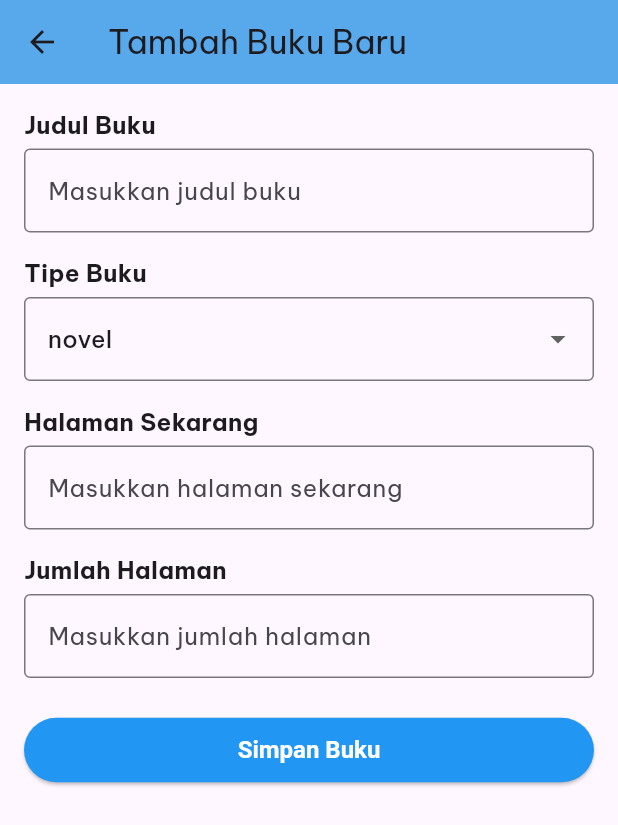
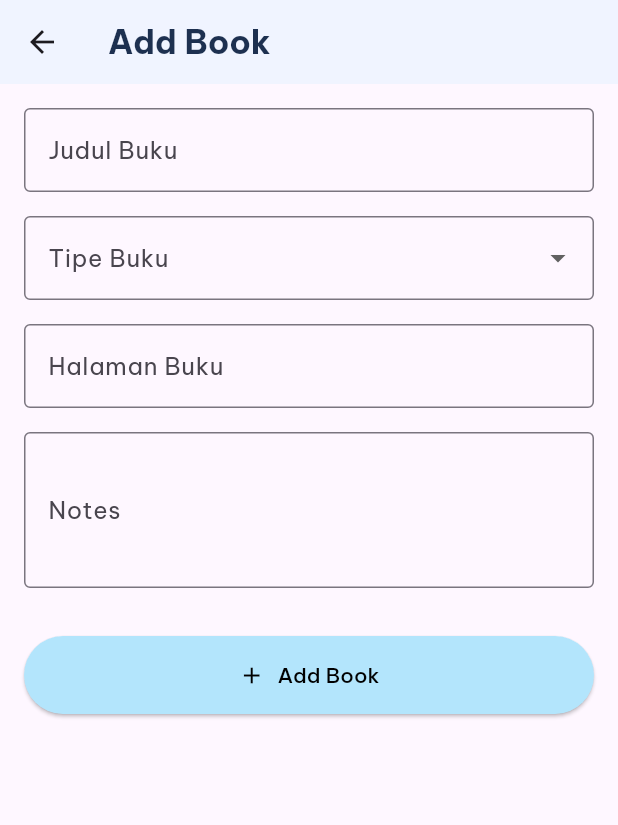
Before and after one commit to ayamgulai/fp-tekber, a Flutter app: the FormAddBookPage screen opened by its route, on a phone screen of 412 x 824 dp. Shown: the top 825 px of the screen. Run offline on Flutter 3.47's test engine with Material 3 defaults, Android fonts, the phone set to English and light mode, and no system bars; our stand-ins replace firebase_core, font_awesome_flutter, google_fonts; accounts and stored records are empty.

Commit message:
feat: revised form and revised color

```diff
--- a/lib/screens/formAddBook.dart
+++ b/lib/screens/formAddBook.dart
@@ -1,6 +1,5 @@
 import 'package:flutter/material.dart';
 import '../models/bookModels.dart';
-
 class FormAddBookPage extends StatefulWidget {
   @override
   _AddBookPageState createState() => _AddBookPageState();
@@ -8,145 +7,167 @@ class FormAddBookPage extends StatefulWidget {
 
 class _AddBookPageState extends State<FormAddBookPage> {
   final _formKey = GlobalKey<FormState>();
-  String _title = '';
-  Types _selectedType = Types.novel;
-  int _pages = 0;
-  int _pageNow = 0;
+
+  // Form field variables
+  String? _title;
+  Types? _selectedType;
+  int? _pages;
+  String? _note;
+
+  // Helper method to get the display name for enum values
+  String _enumToString(Types type) {
+    switch (type) {
+      case Types.novel:
+        return 'Novel';
+      case Types.education:
+        return 'Education';
+      case Types.references:
+        return 'References';
+      case Types.other:
+        return 'Other';
+    }
+  }
+
+  void _addBook() {
+    if (_formKey.currentState!.validate()) {
+      _formKey.currentState!.save(); // Save form inputs
+
+      // Create a Book instance
+      final newBook = Book(
+        title: _title!,
+        types: _selectedType!,
+        pages: _pages!,
+        note: _note,
+      );
+
+      // Example: Show the new book's details in the SnackBar
+      ScaffoldMessenger.of(context).showSnackBar(
+        SnackBar(
+          content: Text(
+              'Book Added: ${newBook.title}, Type: ${_enumToString(newBook.types)}, Pages: ${newBook.pages}'),
+        ),
+      );
+
+      // Reset the form or navigate if needed
+      _formKey.currentState!.reset();
+      setState(() {
+        _selectedType = null;
+      });
+    }
+  }
 
   @override
   Widget build(BuildContext context) {
     return Scaffold(
       appBar: AppBar(
-        title: Text('Tambah Buku Baru'),
-        backgroundColor: const Color.fromARGB(255, 88, 169, 235),
+        title: const Text('Add Book',
+        style: TextStyle(
+          fontWeight: FontWeight.bold,
+          color: Color.fromARGB(255, 29, 48, 80),
+        ),
+        ),
+        backgroundColor: const Color(0xFFF0F4FF),
       ),
       body: Padding(
         padding: const EdgeInsets.all(16.0),
         child: Form(
           key: _formKey,
-          child: ListView(
+          child: Column(
+            crossAxisAlignment: CrossAxisAlignment.start,
             children: [
-              Text(
-                'Judul Buku',
-                style: TextStyle(fontSize: 16, fontWeight: FontWeight.bold),
-              ),
-              SizedBox(height: 4),
+              // Title Field
               TextFormField(
-                decoration: InputDecoration(
+                decoration: const InputDecoration(
+                  labelText: 'Judul Buku',
+                  hintText: 'Masukkan judul buku di sini',
                   border: OutlineInputBorder(),
-                  hintText: 'Masukkan judul buku',
                 ),
-                onSaved: (value) {
-                  if (value != null) _title = value;
-                },
                 validator: (value) {
                   if (value == null || value.isEmpty) {
                     return 'Judul buku tidak boleh kosong';
                   }
                   return null;
                 },
+                onSaved: (value) => _title = value,
               ),
-              SizedBox(height: 16),
-              Text(
-                'Tipe Buku',
-                style: TextStyle(fontSize: 16, fontWeight: FontWeight.bold),
-              ),
-              SizedBox(height: 4),
+              const SizedBox(height: 16.0),
+
+              // Book Type Dropdown
               DropdownButtonFormField<Types>(
-                value: _selectedType,
-                decoration: InputDecoration(
+                decoration: const InputDecoration(
+                  labelText: 'Tipe Buku',
                   border: OutlineInputBorder(),
                 ),
-                onChanged: (value) {
-                  if (value != null) setState(() => _selectedType = value);
-                },
+                value: _selectedType,
                 items: Types.values.map((type) {
                   return DropdownMenuItem(
                     value: type,
-                    child: Text(type.name),
+                    child: Text(_enumToString(type)),
                   );
                 }).toList(),
-              ),
-              SizedBox(height: 16),
-
-              Text(
-                'Halaman Sekarang',
-                style: TextStyle(fontSize: 16, fontWeight: FontWeight.bold),
-              ),
-              SizedBox(height: 4),
-              TextFormField(
-                decoration: InputDecoration(
-                  border: OutlineInputBorder(),
-                  hintText: 'Masukkan halaman sekarang',
-                ),
-                keyboardType: TextInputType.number,
-                onSaved: (value) {
-                  if (value != null) _pageNow = int.parse(value);
+                onChanged: (value) {
+                  setState(() {
+                    _selectedType = value;
+                  });
                 },
                 validator: (value) {
-                  if (value == null || value.isEmpty) {
-                    return 'Halaman sekarang tidak boleh kosong';
-                  }
-                  if (int.tryParse(value) == null) {
-                    return 'Harap masukkan angka';
+                  if (value == null) {
+                    return 'Pilih tipe buku';
                   }
                   return null;
                 },
               ),
-              SizedBox(height: 16),
+              const SizedBox(height: 16.0),
 
-              Text(
-                'Jumlah Halaman',
-                style: TextStyle(fontSize: 16, fontWeight: FontWeight.bold),
-              ),
-              SizedBox(height: 4),
+              // Number of Pages Field
               TextFormField(
-                decoration: InputDecoration(
+                decoration: const InputDecoration(
+                  labelText: 'Halaman Buku',
+                  hintText: 'Masukkan jumlah halaman buku di sini',
                   border: OutlineInputBorder(),
-                  hintText: 'Masukkan jumlah halaman',
                 ),
                 keyboardType: TextInputType.number,
-                onSaved: (value) {
-                  if (value != null) _pages = int.parse(value);
-                },
                 validator: (value) {
                   if (value == null || value.isEmpty) {
                     return 'Jumlah halaman tidak boleh kosong';
                   }
-                  if (int.tryParse(value) == null) {
-                    return 'Harap masukkan angka';
+                  if (int.tryParse(value) == null || int.parse(value) <= 0) {
+                    return 'Masukkan angka yang valid';
                   }
                   return null;
                 },
+                onSaved: (value) => _pages = int.parse(value!),
               ),
-              SizedBox(height: 24),
+              const SizedBox(height: 16.0),
 
-              //Save
-              ElevatedButton(
-                onPressed: () {
-                  if (_formKey.currentState!.validate()) {
-                    _formKey.currentState!.save();
+              // Notes Field
+              TextFormField(
+                decoration: const InputDecoration(
+                  labelText: 'Notes',
+                  hintText: 'Masukkan notes mengenai buku ini',
+                  border: OutlineInputBorder(),
+                ),
+                maxLines: 3,
+                onSaved: (value) => _note = value,
+              ),
+              const SizedBox(height: 32.0),
 
-                    // Debugging log
-                    print('Buku Ditambahkan: $_title');
-                    print('Tipe: $_selectedType');
-                    print('Halaman: $_pageNow dari $_pages');
-
-                    ScaffoldMessenger.of(context).showSnackBar(
-                      SnackBar(content: Text('Buku berhasil ditambahkan!')),
-                    );
-                    Navigator.pop(context);
-                  }
-                },
-                style: ElevatedButton.styleFrom(
-                  backgroundColor: Colors.blue,
-                  foregroundColor: Colors.white,
-                  padding: EdgeInsets.symmetric(vertical: 12.0, horizontal: 16.0),
-                  textStyle: TextStyle(fontSize: 16, fontWeight: FontWeight.bold),
+              // Add Book Button
+              Center(
+                child: SizedBox(
+                  width: double.infinity, // Makes the button take the full width available
+                  child: ElevatedButton.icon(
+                    onPressed: _addBook,
+                    icon: const Icon(Icons.add),
+                    label: const Text('Add Book'),
+                    style: ElevatedButton.styleFrom(
+                      foregroundColor: Colors.black, backgroundColor: Colors.lightBlue[100], padding: const EdgeInsets.symmetric(
+                        vertical: 16.0, // Keep vertical padding
+                      ), // Text/icon color
+                    ),
+                  ),
                 ),
-                child: Text('Simpan Buku'),
               ),
-
             ],
           ),
         ),
--- a/lib/widgets/bookDrawer.dart
+++ b/lib/widgets/bookDrawer.dart
@@ -9,7 +9,7 @@ class BookDrawer extends StatelessWidget {
         children: <Widget>[
           DrawerHeader(
             decoration: BoxDecoration(
-              color: Colors.blue,
+              color: const Color(0xFFF0F4FF),
             ),
             child: Column(
               mainAxisAlignment: MainAxisAlignment.center,
@@ -17,7 +17,7 @@ class BookDrawer extends StatelessWidget {
                 Text(
                   'Book Tabs',
                   style: TextStyle(
-                    color: Colors.white,
+                    color: Colors.black,
                     fontSize: 24,
                   ),
                 ),
--- a/lib/widgets/bookTabs.dart
+++ b/lib/widgets/bookTabs.dart
@@ -25,7 +25,7 @@ class _BookTabsState extends State<BookTabs> {
         toolbarHeight: 120.0, // Tinggi AppBar untuk menyesuaikan dengan gaya sebelumnya
         flexibleSpace: Container(
           decoration: const BoxDecoration(
-            color: Colors.blue, // Warna latar belakang yang sama
+            color: Color(0xFFF0F4FF), // Warna latar belakang yang sama
           ),
           padding: const EdgeInsets.symmetric(horizontal: 16.0, vertical: 20.0),
           alignment: Alignment.bottomLeft, // Untuk menempatkan teks di kiri bawah
@@ -34,7 +34,7 @@ class _BookTabsState extends State<BookTabs> {
             style: TextStyle(
               fontSize: 18.0,
               fontWeight: FontWeight.bold,
-              color: Colors.white,
+              color: Colors.black,
             ),
           ),
         ),
```
